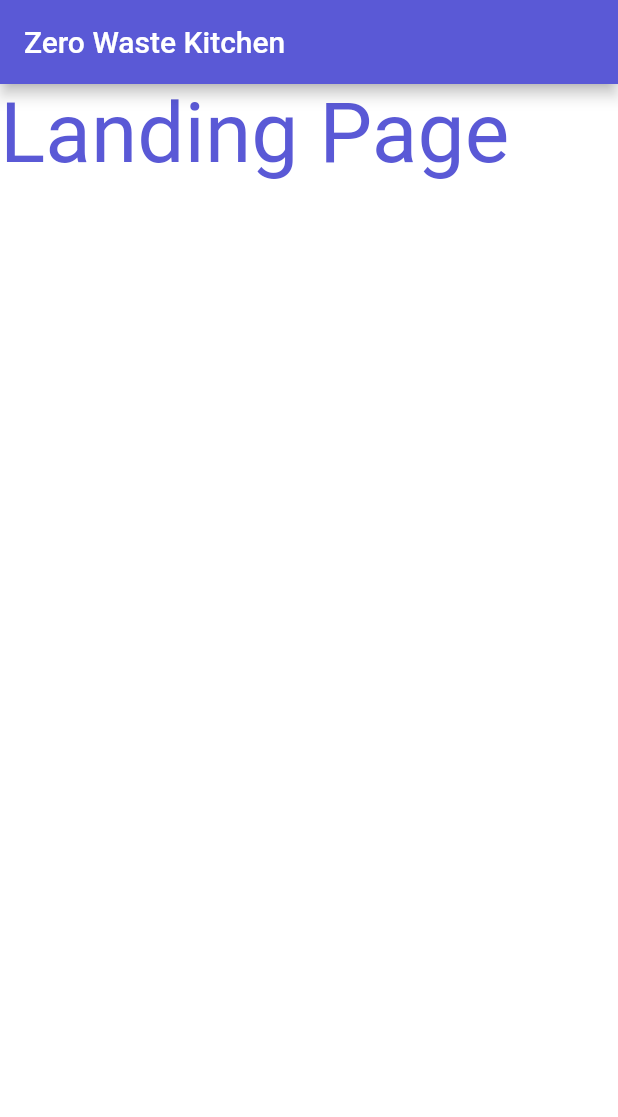
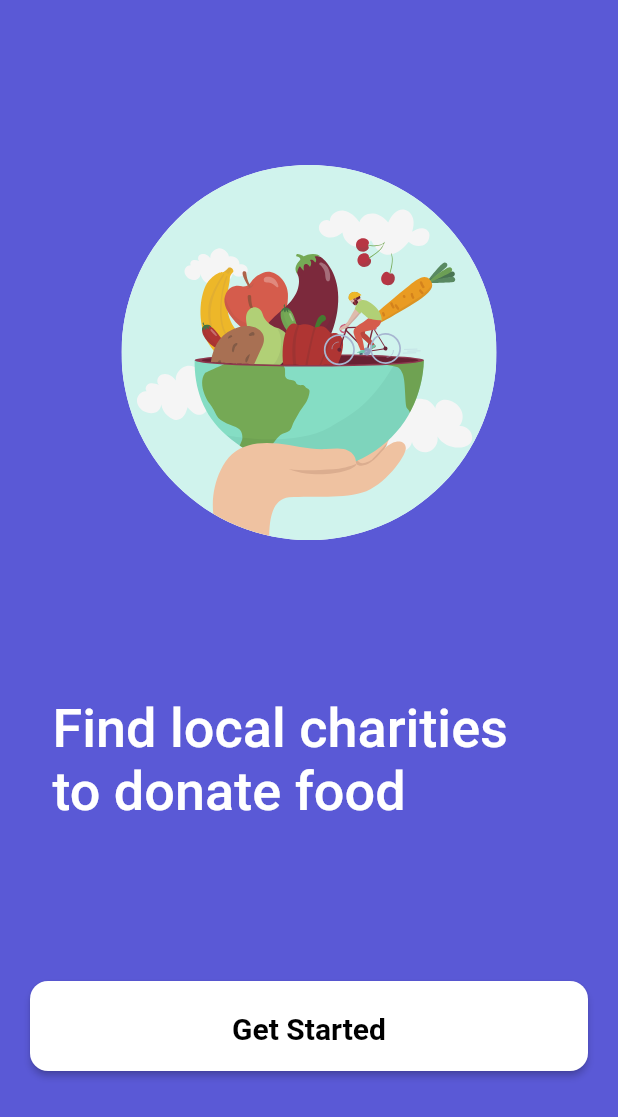
Before and after one commit to ShishirRijal/Zero-Waste-Kitchen-Flutter, a Flutter app: the screen it shows after launch, on a phone screen of 412 x 824 dp. Shown: the top 1117 px of the screen. Run offline on Flutter 3.47's test engine with Material 2 defaults, Android fonts, the phone set to English and light mode, and no system bars; our stand-ins replace flutter_svg.

Commit message:
added landing screen

```diff
--- a/frontend/lib/screens/landing_screen.dart
+++ b/frontend/lib/screens/landing_screen.dart
@@ -1,4 +1,7 @@
 import 'package:flutter/material.dart';
+import 'package:flutter_svg/svg.dart';
+import 'package:zero_waste_kitchen/screens/role_screen.dart';
+import 'package:zero_waste_kitchen/utils/constants.dart';
 
 class LandingScreen extends StatelessWidget {
   const LandingScreen({super.key});
@@ -6,19 +9,50 @@ class LandingScreen extends StatelessWidget {
   @override
   Widget build(BuildContext context) {
     return Scaffold(
-      appBar: AppBar(
-        title: const Text('Zero Waste Kitchen'),
-      ),
-      body: Column(
-        children: [
-          //
-          Text("Landing Page",
-              style: Theme.of(context)
-                  .textTheme
-                  .displayMedium!
-                  .copyWith(color: Theme.of(context).colorScheme.primary)),
-        ],
+      body: Container(
+        padding: const EdgeInsets.symmetric(horizontal: 20, vertical: 20),
+        color: Constants.kPrimaryColor,
+        width: double.maxFinite,
+        height: double.maxFinite,
+        child: Column(
+          mainAxisAlignment: MainAxisAlignment.spaceEvenly,
+          children: [
+            ClipOval(
+              child: SvgPicture.asset("assets/images/savefood.svg",
+                  width: 250, height: 250, fit: BoxFit.cover),
+            ),
+            Padding(
+              padding: const EdgeInsets.all(15.0),
+              child: Text(
+                "Find local charities to donate food",
+                style: Theme.of(context).textTheme.bodyMedium,
+              ),
+            ),
+            Flexible(
+              child: SizedBox(
+                height: 60,
+                width: double.infinity,
+                child: ElevatedButton(
+                  onPressed: () {
+                    Navigator.push(
+                        context,
+                        MaterialPageRoute(
+                            builder: (context) => const RoleScreen()));
+                  },
+                  child: const Text("Get Started"),
+                ),
+              ),
+            ),
+          ],
+        ),
       ),
     );
   }
 }
+/*
+            //  Text("Landing Page",
+            //    style: Theme.of(context)
+            //      .textTheme
+            //    .displayMedium!
+            //  .copyWith(color: Theme.of(context).colorScheme.primary)),
+            */
--- a/frontend/lib/utils/constants.dart
+++ b/frontend/lib/utils/constants.dart
@@ -7,7 +7,7 @@ class Constants {
   static const kErrorColor = Color(0XFFE61F34);
   static const kSuccessColor = Colors.green;
   static const kBlackColor = Color(0XFF000000);
-  static const kWhiteColor = Color(0XFFFFFFFF);
+  static const kWhiteColor = Colors.white;
 
   // padding
   static const kHorizontalPadding = 20.0;
```
Also changed, not shown: frontend/lib/utils/theme.dart (+8 -2 lines), frontend/pubspec.yaml (+6 -3 lines), frontend/assets/images/savefood.svg (added), frontend/pubspec.lock.
